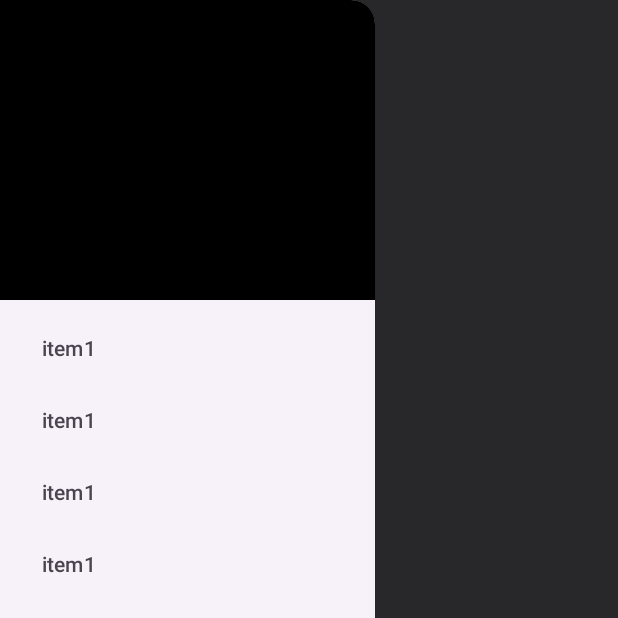
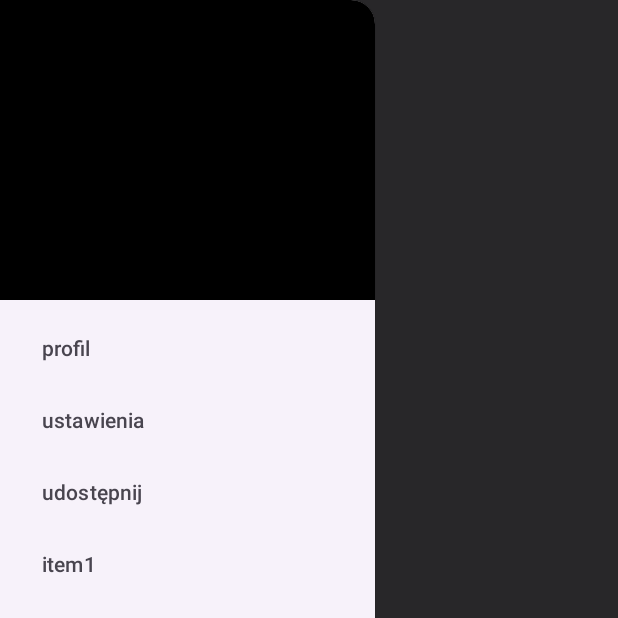
Before and after one commit to Avivir/Andorid-study-project, an Android app: the screen it shows after launch (MainActivity), with the side drawer open, on a phone screen of 412 x 824 dp, the top half of it. Run offline under Robolectric (Android 15) with nearby library versions, the phone set to English and light mode, and no system bars.

```diff
--- a/app/src/main/AndroidManifest.xml
+++ b/app/src/main/AndroidManifest.xml
@@ -13,6 +13,9 @@
         android:theme="@style/Theme.MapMatch"
         tools:targetApi="31">
         <activity
+            android:name=".custom.CustomActivity"
+            android:exported="false" />
+        <activity
             android:name=".MainActivity"
             android:exported="true">
             <intent-filter>
--- a/app/src/main/res/menu/main_menu.xml
+++ b/app/src/main/res/menu/main_menu.xml
@@ -4,11 +4,11 @@
     <group android:checkableBehavior="single">
 
         <item android:id="@+id/item1"
-            android:title="item1"/>
+            android:title="profil"/>
         <item android:id="@+id/item2"
-            android:title="item1"/>
+            android:title="ustawienia"/>
         <item android:id="@+id/item3"
-            android:title="item1"/>
+            android:title="udostępnij"/>
         <item android:id="@+id/item4"
             android:title="item1"/>
     </group>
--- /dev/null
+++ b/app/src/main/res/navigation/nav_graph.xml
@@ -0,0 +1,6 @@
+<?xml version="1.0" encoding="utf-8"?>
+<navigation xmlns:android="http://schemas.android.com/apk/res/android"
+    xmlns:app="http://schemas.android.com/apk/res-auto"
+    android:id="@+id/nav_graph">
+
+</navigation>
```
Also changed, not shown: app/build.gradle.kts (+12 -0 lines), app/src/main/java/pl/example/mapmatch/custom/CustomActivity.kt (added, +12 -0 lines), app/src/main/res/layout/activity_custom.xml (added, +18 -0 lines), build.gradle.kts (+11 -0 lines).
